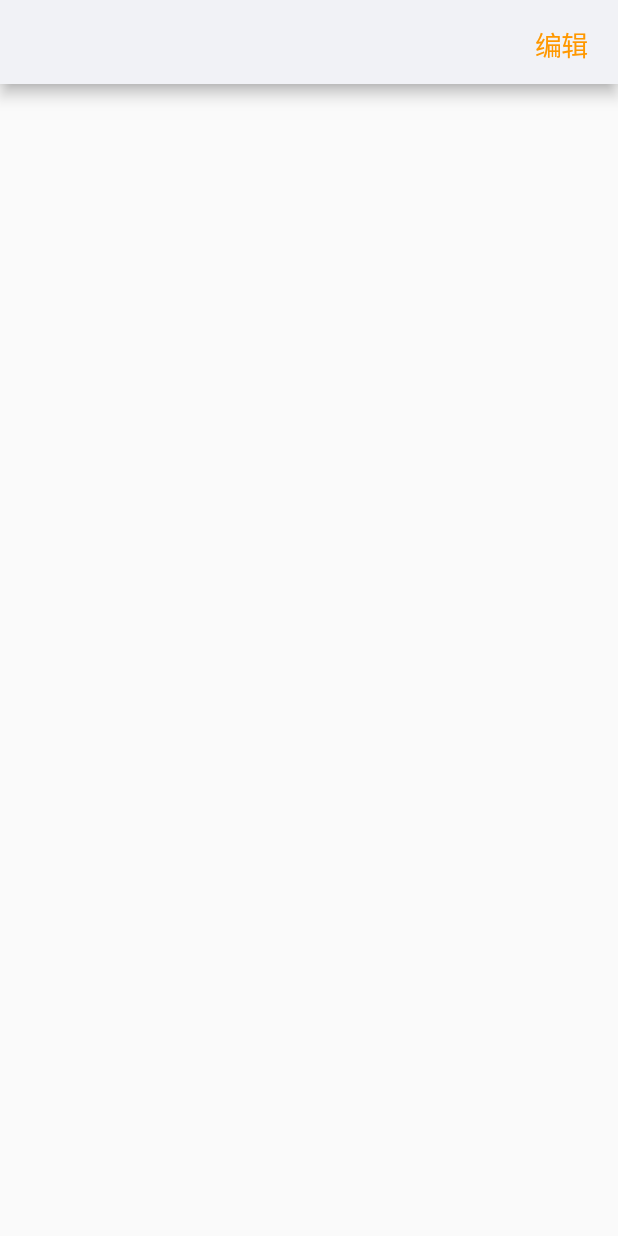
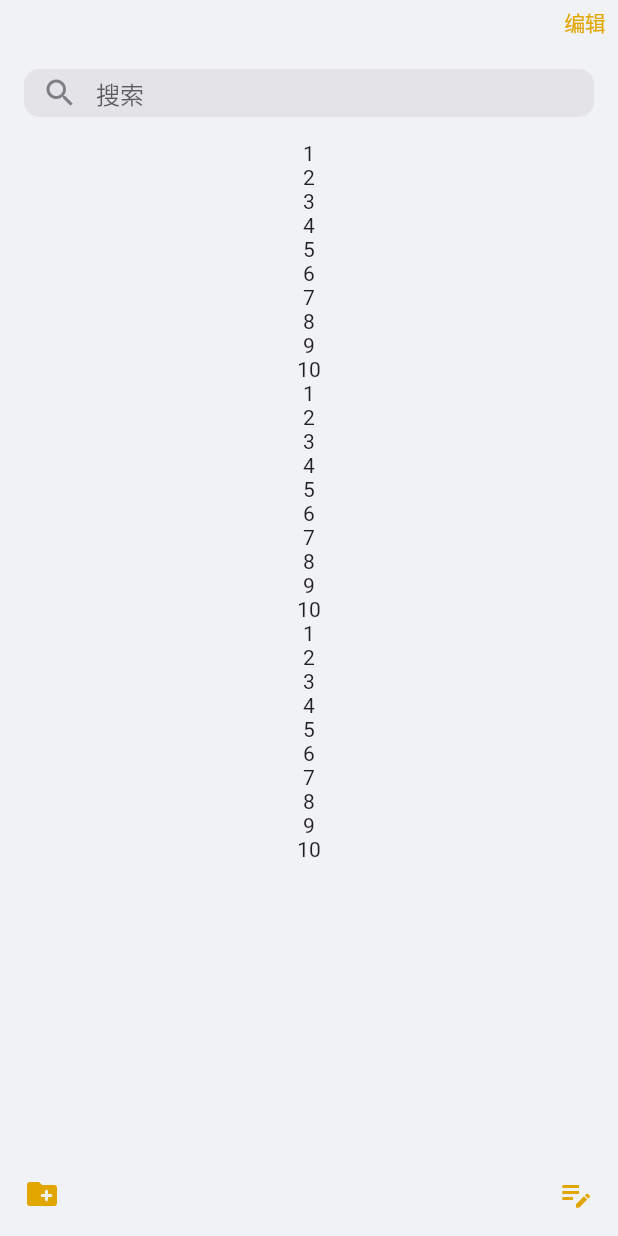
Before and after one commit to hoi-lau/ihot, a Flutter app: the screen it shows after launch, on a phone screen of 412 x 824 dp. Run offline on Flutter 3.47's test engine with Material 2 defaults, Android fonts, the phone set to English and light mode, and no system bars; our stand-ins replace dio, flutter_local_notifications.

Commit message:
feat: home layout

```diff
--- a/lib/components/search_input/index.dart
+++ b/lib/components/search_input/index.dart
@@ -1,9 +1,14 @@
+import 'package:app/config/AppTheme.dart';
 import 'package:flutter/material.dart';
 
 class SearchInput extends StatefulWidget {
-  const SearchInput({Key? key, required this.handleInputChange}) : super(key: key);
+  const SearchInput(
+      {Key? key, required this.handleInputChange, required this.enabled})
+      : super(key: key);
 
   final Function handleInputChange;
+
+  final bool enabled;
 
   @override
   State<StatefulWidget> createState() {
@@ -12,16 +17,57 @@ class SearchInput extends StatefulWidget {
 }
 
 class _SearchInputState extends State<SearchInput> {
+  final TextEditingController controller = TextEditingController(text: '');
+
+  @override
+  void initState() {
+    super.initState();
+    controller.addListener(() {
+      setState(() {});
+    });
+  }
+
   @override
   Widget build(BuildContext context) {
-    return TextField(
-      decoration: InputDecoration(
-        prefixIcon: Icon(Icons.search_outlined),
-        hintText: '搜索',
+    return ConstrainedBox(
+      constraints: const BoxConstraints(
+        maxHeight: 32,
       ),
-      onChanged: (e) {
-        widget.handleInputChange(e);
-      },
+      child: TextField(
+        controller: controller,
+        cursorColor: appTheme.homeTheme.getFontColor(),
+        cursorWidth: 1.5,
+        decoration: InputDecoration(
+          prefixIcon: Icon(
+            Icons.search_outlined,
+            color: appTheme.searchTheme.getFontColor(),
+          ),
+          suffixIcon: controller.text.isNotEmpty
+              ? IconButton(
+                  onPressed: () {
+                    controller.clear();
+                  },
+                  padding: EdgeInsets.zero,
+                  icon: Icon(
+                    Icons.cancel,
+                    color: appTheme.searchTheme.getFontColor(),
+                    size: 20,
+                  ))
+              : null,
+          hintText: '搜索',
+          filled: true,
+          fillColor: appTheme.searchTheme.getBgColor(),
+          border: OutlineInputBorder(
+            borderRadius: BorderRadius.circular(10),
+            borderSide: BorderSide.none,
+          ),
+          contentPadding: const EdgeInsets.symmetric(vertical: 0),
+        ),
+        enabled: widget.enabled,
+        onChanged: (e) {
+          widget.handleInputChange(e);
+        },
+      ),
     );
   }
 }
--- a/lib/modules/home/Mobile.dart
+++ b/lib/modules/home/Mobile.dart
@@ -1,6 +1,10 @@
+import 'package:app/components/search_input/index.dart';
 import 'package:app/config/AppTheme.dart';
+import 'package:app/fetch/HttpUtils.dart';
 import 'package:flutter/cupertino.dart';
 import 'package:flutter/material.dart';
+
+import 'TaskLabelList.dart';
 
 class MobileHome extends StatefulWidget {
   const MobileHome({Key? key}) : super(key: key);
@@ -37,30 +41,90 @@ class _MobileHomeState extends State<MobileHome> {
   @override
   void initState() {
     super.initState();
+    initData();
+    // Http http = Http();
+    // http
+    //     .get('http://localhost:6789/v1/sys/menu/tree')
+    //     .then((value) => {print(value)});
   }
+
+  void initData() {
+
+  }
+
+  void handleSearchInputChange(e) {}
 
   @override
   Widget build(BuildContext context) {
     return SafeArea(
       child: Scaffold(
           appBar: AppBar(
+            elevation: 0,
             backgroundColor: appTheme.homeTheme.getBgColor(),
             // centerTitle: true,
-          // toolbarHeight: 50,
+            toolbarHeight: 30,
             actions: <Widget>[
               CupertinoButton(
                 onPressed: () {
                   handleAction();
                 },
+                padding: const EdgeInsets.all(0.0),
                 child: Text(
                   appBarText,
                   textAlign: TextAlign.center,
-                style: const TextStyle(color: Colors.orange, fontSize: 18),
+                  style: TextStyle(
+                      color: appTheme.homeTheme.getFontColor(), fontSize: 14),
                 ),
               ),
             ],
           ),
+          body: Container(
+            decoration: BoxDecoration(
+              color: appTheme.homeTheme.getBgColor(),
             ),
+            child: Column(
+              children: [
+                Padding(
+                  padding: const EdgeInsets.only(left: 16, right: 16, top: 16),
+                  child: SearchInput(
+                    handleInputChange: handleSearchInputChange,
+                    enabled: appBarText == HomeAction.edit,
+                  ),
+                ),
+                Expanded(
+                  child: Padding(
+                    padding: EdgeInsets.all(16),
+                    child: TaskLabelList(
+                      dataList: [],
+                    ),
+                  ),
+                ),
+                Padding(
+                  padding:
+                      const EdgeInsets.only(left: 16, right: 16, bottom: 16),
+                  child: Row(
+                    mainAxisAlignment: MainAxisAlignment.spaceBetween,
+                    children: [
+                      GestureDetector(
+                        onTap: () {},
+                        child: Icon(
+                          Icons.create_new_folder_rounded,
+                          color: appTheme.homeTheme.getFontColor(),
+                        ),
+                      ),
+                      GestureDetector(
+                        onTap: () {},
+                        child: Icon(
+                          Icons.edit_note,
+                          color: appTheme.homeTheme.getFontColor(),
+                        ),
+                      ),
+                    ],
+                  ),
+                )
+              ],
+            ),
+          )),
     );
   }
 }
--- /dev/null
+++ b/lib/modules/home/TaskLabelList.dart
@@ -0,0 +1,50 @@
+import 'package:flutter/material.dart';
+
+class TaskLabelList extends StatefulWidget {
+  const TaskLabelList({Key? key, required this.dataList}) : super(key: key);
+
+  final List<int> dataList;
+
+  @override
+  State<StatefulWidget> createState() {
+    return _TaskLabelListState();
+  }
+}
+
+class _TaskLabelListState extends State<TaskLabelList> {
+  @override
+  Widget build(BuildContext context) {
+    final list = <int>[1, 2, 3, 4, 5, 6, 7, 8, 9, 10];
+    list.addAll([1, 2, 3, 4, 5, 6, 7, 8, 9, 10]);
+    list.addAll([1, 2, 3, 4, 5, 6, 7, 8, 9, 10]);
+    return SingleChildScrollView(
+      child: Column(
+        children: list
+            .map(
+              (e) => Container(
+                // key: Key('$e'),
+                child: Text('$e'),
+              ),
+            )
+            .toList(),
+      ),
+    );
+  }
+}
+
+class TaskLabel extends StatefulWidget {
+  const TaskLabel({Key? key}) : super(key: key);
+
+  @override
+  State<StatefulWidget> createState() {
+    return _TaskLabelState();
+  }
+}
+
+class _TaskLabelState extends State<TaskLabel> {
+  @override
+  Widget build(BuildContext context) {
+    // TODO: implement build
+    throw UnimplementedError();
+  }
+}
--- a/pubspec.yaml
+++ b/pubspec.yaml
@@ -35,6 +35,7 @@ dependencies:
   # Use with the CupertinoIcons class for iOS style icons.
   cupertino_icons: ^1.0.2
   flutter_local_notifications: ^9.0.0
+  dio: ^4.0.6
 
 dev_dependencies:
   flutter_test:
```
Also changed, not shown: lib/config/AppTheme.dart (+14 -5 lines), lib/fetch/DInterceptor.dart (added, +17 -0 lines), lib/fetch/HttpUtils.dart (added, +203 -0 lines), lib/fetch/index.dart (deleted), pubspec.lock. Lines whose indentation alone changed are shown as unchanged.
